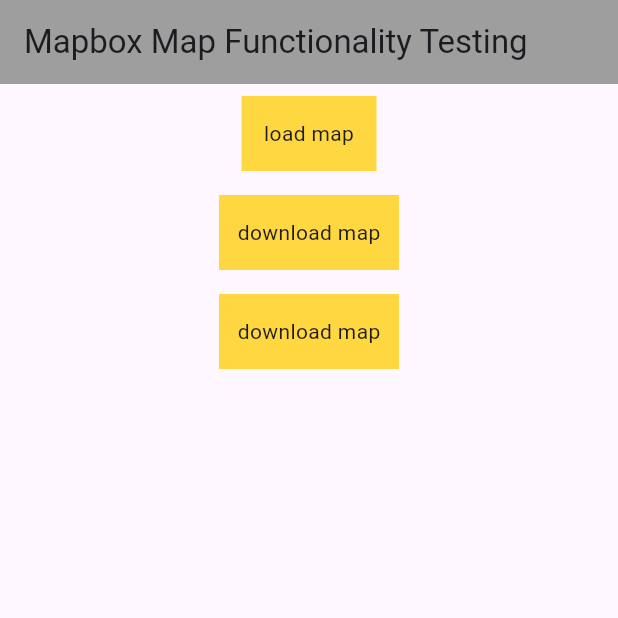
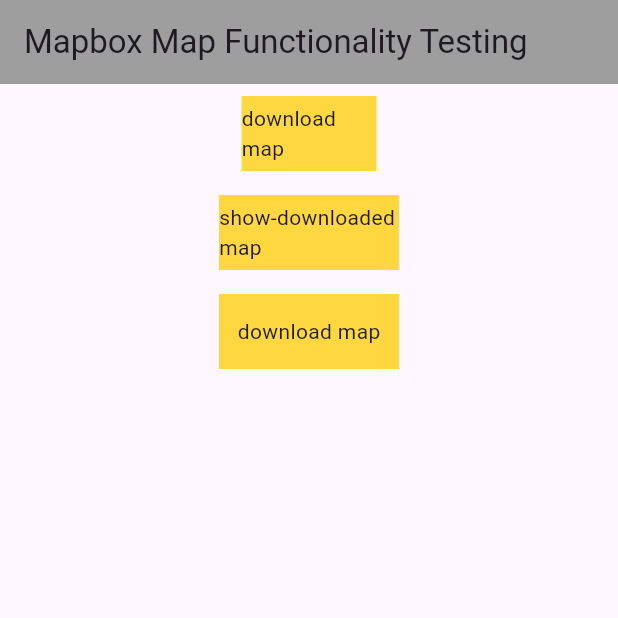
Before and after one commit to up4154/mapbox_offline_check, a Flutter app: the screen it shows after launch, on a phone screen of 412 x 824 dp, the top half of it. Run offline on Flutter 3.47's test engine with Material 2 defaults, Android fonts, the phone set to English and light mode, and no system bars; missing offline and left inert: mapbox_maps_flutter.

```diff
--- a/lib/main.dart
+++ b/lib/main.dart
@@ -68,7 +68,7 @@
                     width: 90,
                     child: const Center(
                       child: Text(
-                        "load map"
+                        "download map"
                       ),
                     ),
                   ),
@@ -89,7 +89,7 @@
                     width: 120,
                     child: const Center(
                       child: Text(
-                          "download map"
+                          "show-downloaded map"
                       ),
                     ),
                   ),
```
Also changed, not shown: pubspec.lock.
